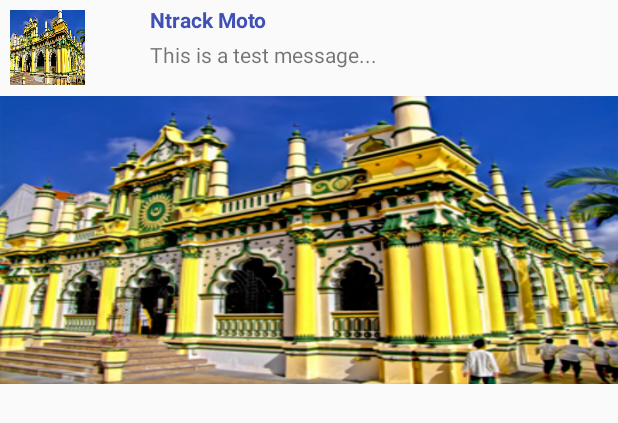
After one commit to smondalcse/ImageSlider, an Android app: the layout big.xml on its own in the app's theme, with its tools: preview values and no code run, on a phone screen of 412 x 824 dp. The commit adds this screen. Shown: the top 423 px of the screen. Run offline under Robolectric (Android 15) with nearby library versions, the phone set to English and light mode, and no system bars.

Commit message:
image slider with push notification

```diff
--- a/app/src/main/AndroidManifest.xml
+++ b/app/src/main/AndroidManifest.xml
@@ -1,7 +1,9 @@
 <?xml version="1.0" encoding="utf-8"?>
 <manifest xmlns:android="http://schemas.android.com/apk/res/android"
     package="com.nitolmotorsltd.imageslider">
-    <uses-permission android:name="android.permission.INTERNET"/>
+
+    <uses-permission android:name="android.permission.INTERNET" />
+
     <application
         android:allowBackup="true"
         android:icon="@mipmap/ic_launcher"
@@ -16,6 +18,7 @@
                 <category android:name="android.intent.category.LAUNCHER" />
             </intent-filter>
         </activity>
+        <activity android:name=".NotificationActivity"></activity>
     </application>
 
 </manifest>
--- a/app/src/main/res/layout/activity_main.xml
+++ b/app/src/main/res/layout/activity_main.xml
@@ -29,4 +29,10 @@
         android:layout_width="fill_parent"
         android:layout_height="200dp"/>
 
+    <Button
+        android:id="@+id/btn_notification"
+        android:text="Go to Notification Page"
+        android:layout_width="match_parent"
+        android:layout_height="wrap_content" />
+
 </LinearLayout>
--- /dev/null
+++ b/app/src/main/res/layout/big.xml
@@ -0,0 +1,58 @@
+<?xml version="1.0" encoding="utf-8"?>
+<LinearLayout xmlns:android="http://schemas.android.com/apk/res/android"
+    android:layout_width="match_parent"
+    android:layout_height="256dp"
+    android:orientation="vertical">
+
+    <RelativeLayout
+        android:layout_width="match_parent"
+        android:layout_height="64dp">
+
+        <LinearLayout
+            android:layout_width="64dp"
+            android:layout_height="match_parent"
+            android:gravity="center">
+
+            <ImageView
+                android:id="@+id/img_noti_appicon"
+                android:layout_width="50dp"
+                android:layout_height="50dp"
+                android:background="@drawable/img1" />
+
+        </LinearLayout>
+
+        <LinearLayout
+            android:layout_width="match_parent"
+            android:layout_height="match_parent"
+            android:layout_marginLeft="100dp"
+            android:orientation="vertical">
+
+            <TextView
+                android:layout_width="match_parent"
+                android:layout_height="23dp"
+                android:layout_marginTop="3dp"
+                android:text="Ntrack Moto"
+                android:textColor="@color/colorPrimary"
+                android:textStyle="bold" />
+
+            <TextView
+                android:layout_width="match_parent"
+                android:layout_height="match_parent"
+                android:layout_marginRight="15dp"
+                android:text="This is a test message..." />
+        </LinearLayout>
+
+    </RelativeLayout>
+
+    <LinearLayout
+        android:layout_width="match_parent"
+        android:layout_height="match_parent">
+
+        <ImageView
+            android:layout_width="match_parent"
+            android:layout_height="match_parent"
+            android:background="@drawable/img1" />
+
+    </LinearLayout>
+
+</LinearLayout>
```
Also changed, not shown: app/src/main/java/com/nitolmotorsltd/imageslider/MainActivity.java (+15 -4 lines), app/src/main/java/com/nitolmotorsltd/imageslider/NotificationActivity.java (added, +71 -0 lines), app/src/main/res/layout/activity_notification.xml (added, +17 -0 lines), app/src/main/res/layout/small.xml (added, +44 -0 lines), app/src/main/res/drawable-hdpi/ic_notification.png (added), app/src/main/res/drawable-mdpi/ic_notification.png (added), app/src/main/res/drawable-xhdpi/ic_notification.png (added), app/src/main/res/drawable-xxhdpi/ic_notification.png (added), app/src/main/res/drawable/img4.png.
